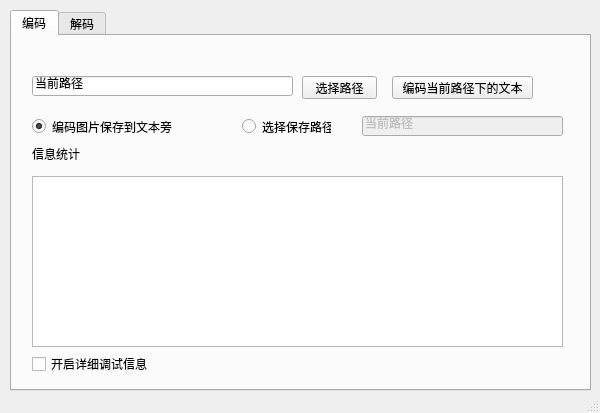
Before: the Qt Designer form enigma/enigma.ui in c3ll256/enigma, drawn with Qt 5.
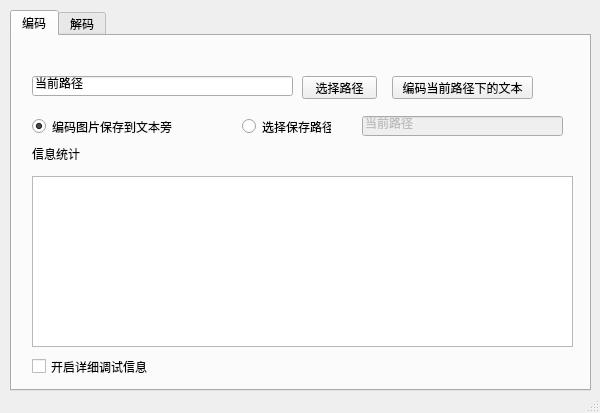
After: the same form once the commit is applied. The open tabs and pages were chosen to show the change.

```diff
--- a/enigma/enigma.ui
+++ b/enigma/enigma.ui
@@ -123,7 +123,7 @@
         <x>20</x>
         <y>320</y>
         <width>131</width>
-        <height>16</height>
+        <height>21</height>
        </rect>
       </property>
       <property name="text">
@@ -133,8 +133,8 @@
      <widget class="QLabel" name="lblEncodeState">
       <property name="geometry">
        <rect>
-        <x>320</x>
-        <y>290</y>
+        <x>230</x>
+        <y>110</y>
         <width>221</width>
         <height>16</height>
        </rect>
@@ -161,7 +161,7 @@
        <rect>
         <x>20</x>
         <y>140</y>
-        <width>531</width>
+        <width>541</width>
         <height>171</height>
        </rect>
       </property>
```
Left out of the diff: 10 changed lines with no effect on the pictures.
